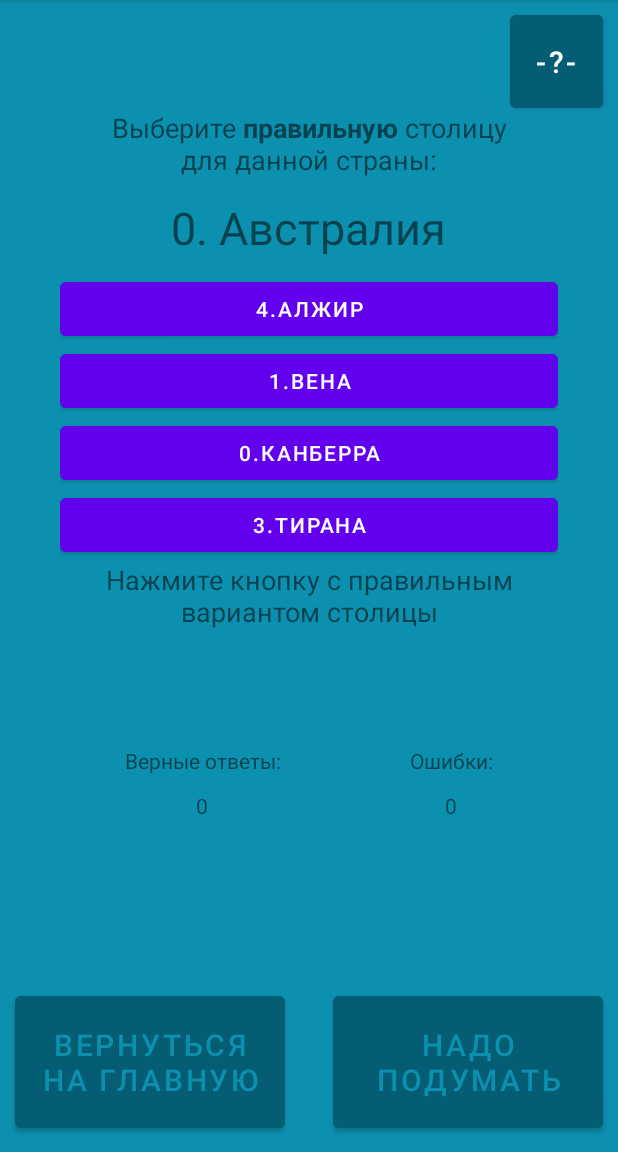
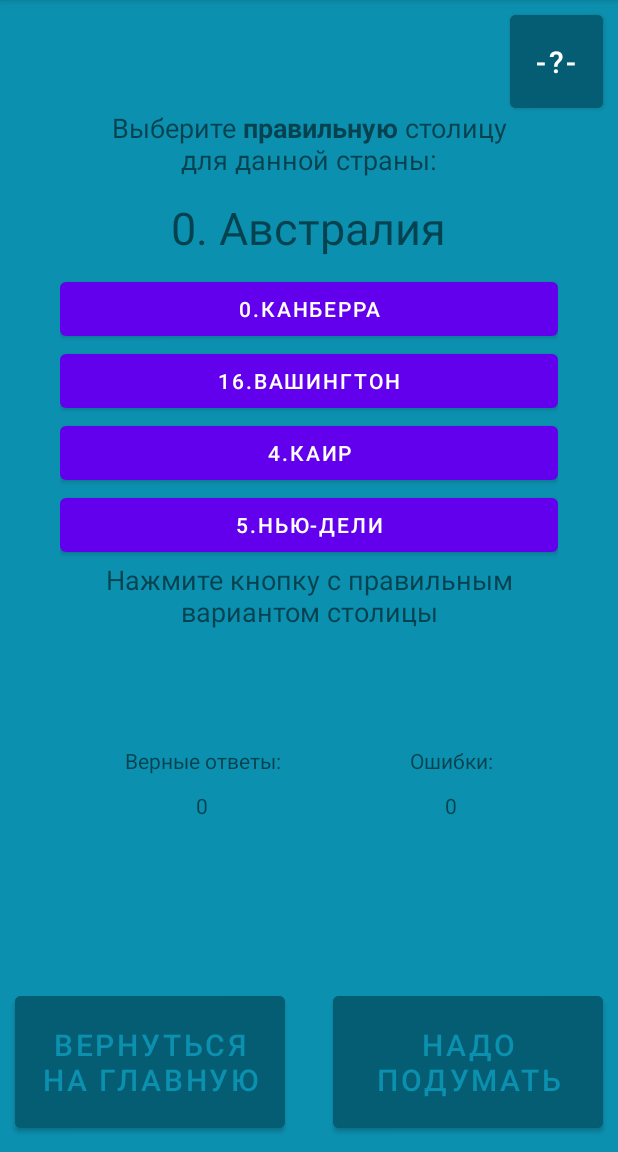
Before and after one commit to Mike-Tigrov/CapitalCountry, an Android app: the Tren_2 screen opened directly, with no data from a screen before it, on a phone screen of 412 x 824 dp, the part 84-1236 px from its top. Run offline under Robolectric (Android 15) with nearby library versions, the phone set to English and light mode, and no system bars.

Commit message:
Add countries and capitals to level 1

```diff
--- a/app/src/main/java/mike/kor/capitalcountry/Tren_2.java
+++ b/app/src/main/java/mike/kor/capitalcountry/Tren_2.java
@@ -18,16 +18,16 @@ public class Tren_2 extends AppCompatActivity {
     //1.Присваиваем кнопке из activity_tren_2.xml значение @+id/roll_button (это на вкладке activity_tren_2.xml)
 //2.Присваиваем текстовому полю из activity_tren_2.xml значение @+id/roll_text (это на вкладке activity_tren_2.xml)
 
-    //3.Создаём переменную для кнопки @+id/roll_button
-    private Button rButton;
+    //3.удалено
     //4.Создаём переменную для текстового поля @+id/text_roll
     private TextView rText;
-    //16.Создаём переменную для кнопки @+id/but_1
+    //16.Создаём переменную для кнопки @+id/but_1 и удаляем из activity_tren_2 поле text
     private Button but_cap_1;
     //17.Создаём переменную для кнопки @+id/but_2
     private Button but_cap_2;
     //21.Создаём ещё 2 кнопки в файле activity_tren_2: @+id/but_3 и @+id/but_4, удаляем у них поле text:
     private Button but_cap_3;
+
     private Button but_cap_4;
 
     //30.Создаём 2 переменные: количество правильных и неправильных ответов
@@ -69,7 +69,7 @@ public class Tren_2 extends AppCompatActivity {
     //15.Создаём генератор случайных занчений
     Random random = new Random();
 
-    //0.Создаём список listQ на основе класса Question[] из которого будем брать значения стран
+    //0.Создаём список listQ на основе класса Country из которого будем брать значения стран
     private Country[] listQ = new Country[]
             {
                     new Country(R.string.country_Australia_0),
@@ -92,7 +92,6 @@ public class Tren_2 extends AppCompatActivity {
                     new Country(R.string.country_Turkey_17),
                     new Country(R.string.country_France_18),
                     new Country(R.string.country_Japan_19),
-
             };
 
     //9.Создаём переменную для индекса массива listQ и инициализируем её через 0
@@ -105,10 +104,25 @@ public class Tren_2 extends AppCompatActivity {
     private Capital[] listA = new Capital[]
             {
                     new Capital(R.string.cap_Canberra_0),
-                    new Capital(R.string.cap_Vein_1),
-                    new Capital(R.string.cap_Baku_2),
-                    new Capital(R.string.cap_Tirana_3),
-                    new Capital(R.string.cap_Algeria_4),
+                    new Capital(R.string.cap_Brazil_1),
+                    new Capital(R.string.cap_London_2),
+                    new Capital(R.string.cap_Berlin_3),
+                    new Capital(R.string.cap_Cairo_4),
+                    new Capital(R.string.cap_NewDelhi_5),
+                    new Capital(R.string.cap_Jakarta_6),
+                    new Capital(R.string.cap_Madrid_7),
+                    new Capital(R.string.cap_Rome_8),
+                    new Capital(R.string.cap_Ottawa_9),
+                    new Capital(R.string.cap_Beijing_10),
+                    new Capital(R.string.cap_Seoul_11),
+                    new Capital(R.string.cap_MexicoCity_12),
+                    new Capital(R.string.cap_Warsaw_13),
+                    new Capital(R.string.cap_Moscow_14),
+                    new Capital(R.string.cap_Riyadh_15),
+                    new Capital(R.string.cap_Washington_16),
+                    new Capital(R.string.cap_Ankara_17),
+                    new Capital(R.string.cap_Paris_18),
+                    new Capital(R.string.cap_Tokyo_19),
             };
     //13. удалена
 
--- a/app/src/main/res/values/capitals.xml
+++ b/app/src/main/res/values/capitals.xml
@@ -1,29 +1,23 @@
 <?xml version="1.0" encoding="utf-8"?>
 <resources>
     <string name="cap_Canberra_0">0.Канберра</string>
-    <string name="cap_Vein_1">1.Вена</string>
-    <string name="cap_Baku_2">2.Баку</string>
-    <string name="cap_Tirana_3">3.Тирана</string>
-    <string name="cap_Algeria_4">4.Алжир</string>
-
-    Canberra
-    Brazil
-    London
-    Berlin
-    Cairo
-    New Delhi
-    Jakarta
-    Madrid
-    Rome
-    Ottawa
-    Beijing
-    Seoul
-    Mexico City
-    Warsaw
-    Moscow
-    Riyadh
-    Washington
-    Ankapa
-    Paris
-    Tokyo
-</resources>
+    <string name="cap_Brazil_1">1.Бразилиа</string>
+    <string name="cap_London_2">2.Лондон</string>
+    <string name="cap_Berlin_3">3.Берлин</string>
+    <string name="cap_Cairo_4">4.Каир</string>
+    <string name="cap_NewDelhi_5">5.Нью-Дели</string>
+    <string name="cap_Jakarta_6">6.Джакарта</string>
+    <string name="cap_Madrid_7">7.Мадрид</string>
+    <string name="cap_Rome_8">8.Рим</string>
+    <string name="cap_Ottawa_9">9.Оттава</string>
+    <string name="cap_Beijing_10">10.Пекин</string>
+    <string name="cap_Seoul_11">11.Сеул</string>
+    <string name="cap_MexicoCity_12">12.Мехико</string>
+    <string name="cap_Warsaw_13">13.Варшава</string>
+    <string name="cap_Moscow_14">14.Москва</string>
+    <string name="cap_Riyadh_15">15.Эр-Рияд</string>
+    <string name="cap_Washington_16">16.Вашингтон</string>
+    <string name="cap_Ankara_17">17.Анкаpа</string>
+    <string name="cap_Paris_18">18.Париж</string>
+    <string name="cap_Tokyo_19">19.Токио</string>
+    </resources>
```
